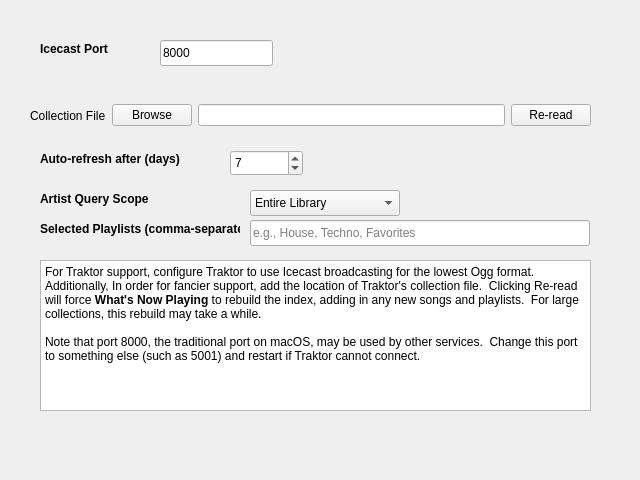
The window that nowplaying/resources/ui/inputs_traktor.ui (whatsnowplaying/whats-now-playing) describes before a commit, drawn with Qt 5.
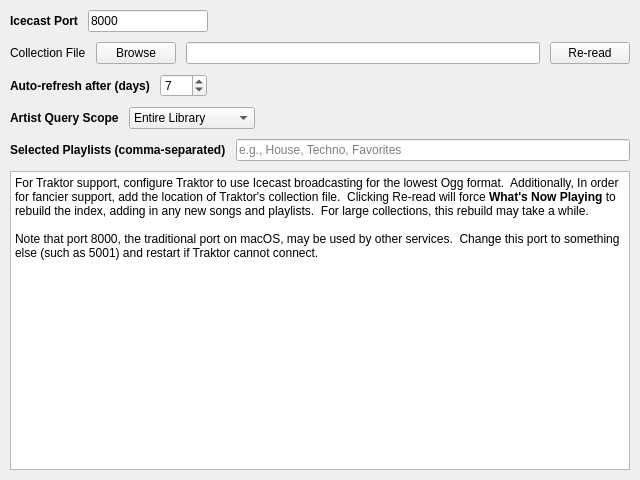
The same window after the commit.

Diff of the .ui file:
```diff
--- a/nowplaying/resources/ui/inputs_traktor.ui
+++ b/nowplaying/resources/ui/inputs_traktor.ui
@@ -13,15 +13,59 @@
   <property name="windowTitle">
    <string>Traktor</string>
   </property>
-  <widget class="QWidget" name="horizontalLayoutWidget">
-   <property name="geometry">
-    <rect>
-     <x>30</x>
-     <y>90</y>
-     <width>561</width>
-     <height>51</height>
-    </rect>
+  <layout class="QVBoxLayout" name="main_layout">
+   <property name="margin">
+    <number>10</number>
    </property>
+   <property name="spacing">
+    <number>10</number>
+   </property>
+   <item>
+    <layout class="QHBoxLayout" name="port_layout">
+     <item>
+      <widget class="QLabel" name="port_label">
+       <property name="font">
+        <font>
+         <bold>true</bold>
+        </font>
+       </property>
+       <property name="text">
+        <string>Icecast Port</string>
+       </property>
+      </widget>
+     </item>
+     <item>
+      <widget class="QLineEdit" name="port_lineedit">
+       <property name="maximumSize">
+        <size>
+         <width>120</width>
+         <height>16777215</height>
+        </size>
+       </property>
+       <property name="inputMethodHints">
+        <set>Qt::ImhDigitsOnly</set>
+       </property>
+       <property name="text">
+        <string>8000</string>
+       </property>
+      </widget>
+     </item>
+     <item>
+      <spacer>
+       <property name="orientation">
+        <enum>Qt::Horizontal</enum>
+       </property>
+       <property name="sizeHint" stdset="0">
+        <size>
+         <width>40</width>
+         <height>20</height>
+        </size>
+       </property>
+      </spacer>
+     </item>
+    </layout>
+   </item>
+   <item>
    <layout class="QHBoxLayout" name="traktor_layout">
     <item>
      <widget class="QLabel" name="traktor_collection_label">
@@ -48,50 +92,11 @@
      </widget>
     </item>
    </layout>
-  </widget>
-  <widget class="QLabel" name="port_label">
-   <property name="geometry">
-    <rect>
-     <x>40</x>
-     <y>40</y>
-     <width>111</width>
-     <height>18</height>
-    </rect>
-   </property>
-   <property name="font">
-    <font>
-     <bold>true</bold>
-    </font>
-   </property>
-   <property name="text">
-    <string>Icecast Port</string>
-   </property>
-  </widget>
-  <widget class="QLineEdit" name="port_lineedit">
-   <property name="geometry">
-    <rect>
-     <x>160</x>
-     <y>40</y>
-     <width>113</width>
-     <height>26</height>
-    </rect>
-   </property>
-   <property name="inputMethodHints">
-    <set>Qt::ImhDigitsOnly</set>
-   </property>
-   <property name="text">
-    <string>8000</string>
-   </property>
-  </widget>
+   </item>
+   <item>
+    <layout class="QHBoxLayout" name="max_age_layout">
+     <item>
   <widget class="QLabel" name="max_age_label">
-   <property name="geometry">
-    <rect>
-     <x>40</x>
-     <y>150</y>
-     <width>180</width>
-     <height>18</height>
-    </rect>
-   </property>
    <property name="font">
     <font>
      <bold>true</bold>
@@ -101,15 +106,9 @@
     <string>Auto-refresh after (days)</string>
    </property>
   </widget>
+     </item>
+     <item>
   <widget class="QSpinBox" name="traktor_max_age_spinbox">
-   <property name="geometry">
-    <rect>
-     <x>230</x>
-     <y>150</y>
-     <width>73</width>
-     <height>26</height>
-    </rect>
-   </property>
    <property name="minimum">
     <number>1</number>
    </property>
@@ -120,15 +119,26 @@
     <number>7</number>
    </property>
   </widget>
+     </item>
+     <item>
+      <spacer>
+       <property name="orientation">
+        <enum>Qt::Horizontal</enum>
+       </property>
+       <property name="sizeHint" stdset="0">
+        <size>
+         <width>40</width>
+         <height>20</height>
+        </size>
+       </property>
+      </spacer>
+     </item>
+    </layout>
+   </item>
+   <item>
+    <layout class="QHBoxLayout" name="artist_query_layout">
+     <item>
   <widget class="QLabel" name="artist_query_label">
-   <property name="geometry">
-    <rect>
-     <x>40</x>
-     <y>190</y>
-     <width>200</width>
-     <height>18</height>
-    </rect>
-   </property>
    <property name="font">
     <font>
      <bold>true</bold>
@@ -138,15 +148,9 @@
     <string>Artist Query Scope</string>
    </property>
   </widget>
+     </item>
+     <item>
   <widget class="QComboBox" name="traktor_artist_scope_combo">
-   <property name="geometry">
-    <rect>
-     <x>250</x>
-     <y>190</y>
-     <width>150</width>
-     <height>26</height>
-    </rect>
-   </property>
    <item>
     <property name="text">
      <string>Entire Library</string>
@@ -158,15 +162,26 @@
     </property>
    </item>
   </widget>
+     </item>
+     <item>
+      <spacer>
+       <property name="orientation">
+        <enum>Qt::Horizontal</enum>
+       </property>
+       <property name="sizeHint" stdset="0">
+        <size>
+         <width>40</width>
+         <height>20</height>
+        </size>
+       </property>
+      </spacer>
+     </item>
+    </layout>
+   </item>
+   <item>
+    <layout class="QHBoxLayout" name="playlists_layout">
+     <item>
   <widget class="QLabel" name="playlists_label">
-   <property name="geometry">
-    <rect>
-     <x>40</x>
-     <y>220</y>
-     <width>200</width>
-     <height>18</height>
-    </rect>
-   </property>
    <property name="font">
     <font>
      <bold>true</bold>
@@ -176,27 +191,23 @@
     <string>Selected Playlists (comma-separated)</string>
    </property>
   </widget>
+     </item>
+     <item>
   <widget class="QLineEdit" name="traktor_playlists_lineedit">
-   <property name="geometry">
-    <rect>
-     <x>250</x>
-     <y>220</y>
-     <width>340</width>
-     <height>26</height>
-    </rect>
-   </property>
    <property name="placeholderText">
     <string>e.g., House, Techno, Favorites</string>
    </property>
   </widget>
+     </item>
+    </layout>
+   </item>
+   <item>
   <widget class="QTextBrowser" name="info_text">
-   <property name="geometry">
-    <rect>
-     <x>40</x>
-     <y>260</y>
-     <width>551</width>
-     <height>151</height>
-    </rect>
+     <property name="sizePolicy">
+      <sizepolicy hsizetype="Expanding" vsizetype="Expanding">
+       <horstretch>0</horstretch>
+       <verstretch>1</verstretch>
+      </sizepolicy>
    </property>
    <property name="html">
     <string>&lt;!DOCTYPE HTML PUBLIC &quot;-//W3C//DTD HTML 4.0//EN&quot; &quot;http://www.w3.org/TR/REC-html40/strict.dtd&quot;&gt;
@@ -211,6 +222,8 @@
 &lt;p style=&quot;margin-top:0px; margin-bottom:0px; margin-left:0px; margin-right:0px; -qt-block-indent:0; text-indent:0px&quot;&gt;Note that port 8000, the traditional port on macOS, may be used by other services.  Change this port to something else (such as 5001) and restart if Traktor cannot connect.&lt;/p&gt;&lt;/body&gt;&lt;/html&gt;</string>
    </property>
   </widget>
+   </item>
+  </layout>
  </widget>
  <resources/>
  <connections/>
```
Lines whose indentation alone changed are shown as unchanged.
